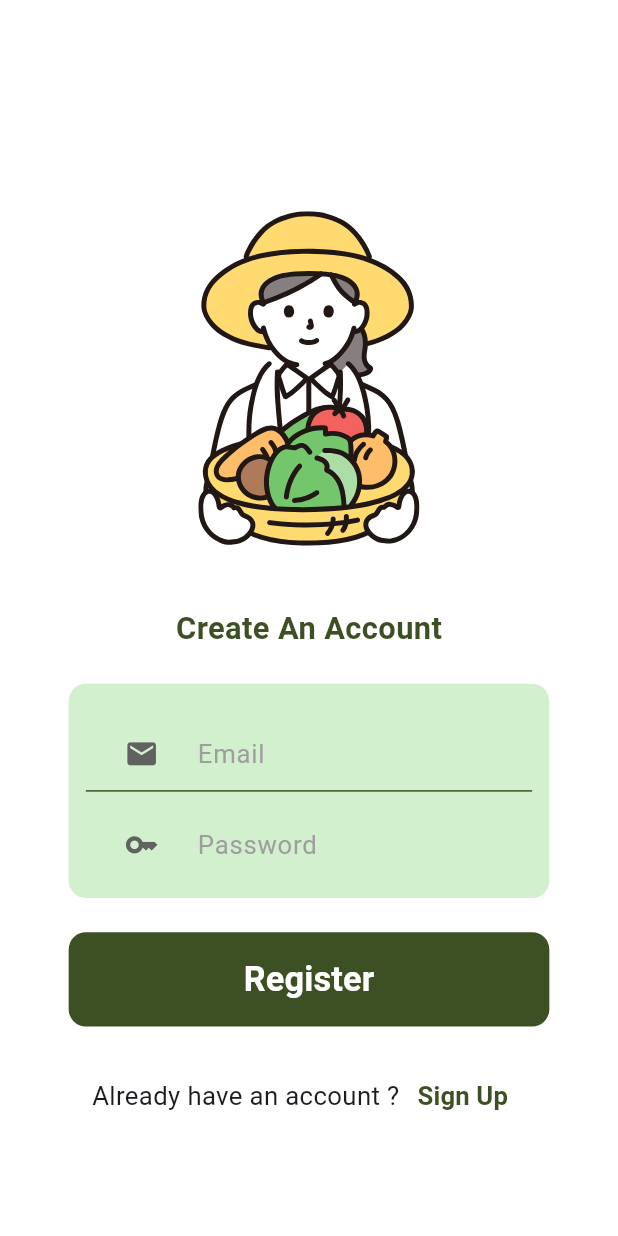
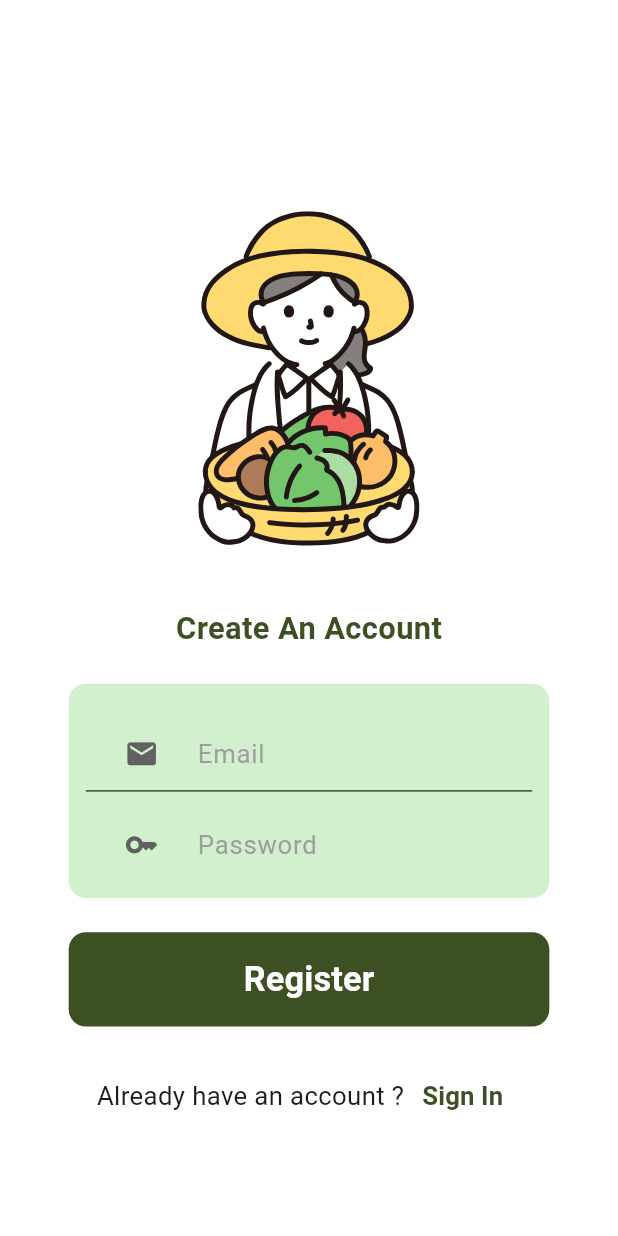
Before and after one commit to AbinayanRatna/agri_app, a Flutter app: the SignupPage screen opened directly, on a phone screen of 412 x 824 dp. Run offline on Flutter 3.47's test engine with Material 3 defaults, Android fonts, the phone set to English and light mode, and no system bars; our stand-ins replace camera, carousel_slider, dio, firebase_auth, firebase_core, firebase_database and 5 more; missing offline and left inert: tflite_flutter; accounts and stored records are empty; generated files the repository leaves out were written again; Roboto replaces fonts that are missing (Quicksand).

Commit message:
small fix

```diff
--- a/lib/pages/signuppage.dart
+++ b/lib/pages/signuppage.dart
@@ -271,7 +271,7 @@ class SignupPageState extends State<SignupPage> {
                             style: const ButtonStyle(
                               splashFactory: NoSplash.splashFactory,
                             ),
-                            child: Text("Sign Up",
+                            child: Text("Sign In",
                                 style: TextStyle(
                                     fontSize: 15.sp,
                                     fontWeight: FontWeight.bold,
```
